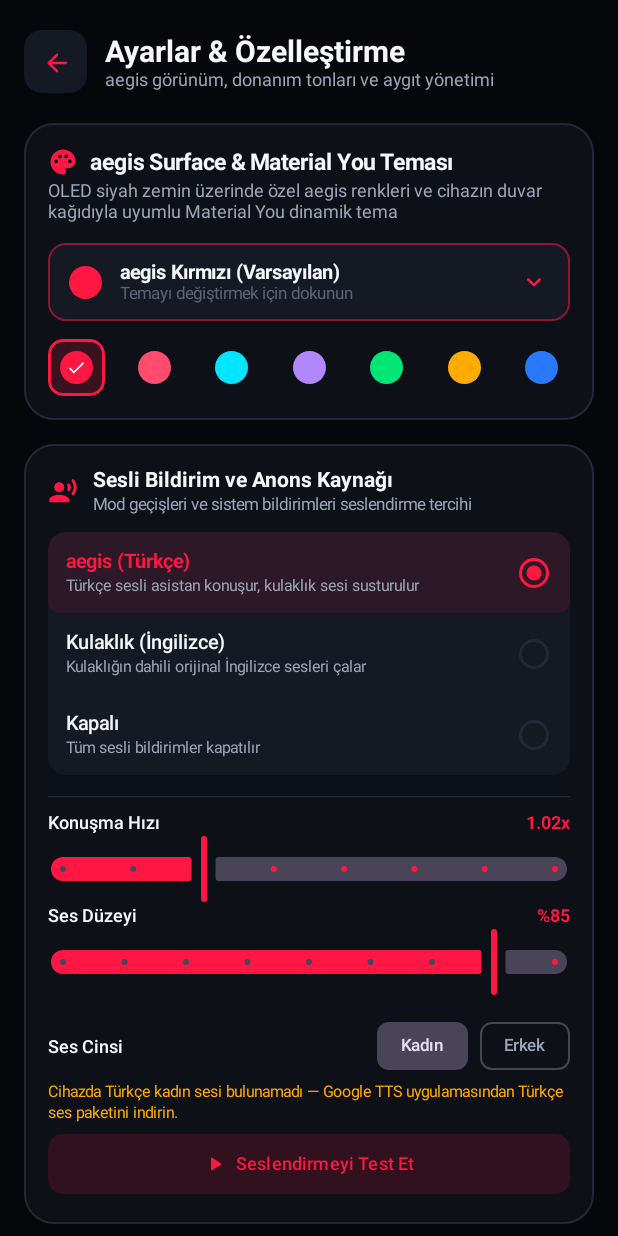
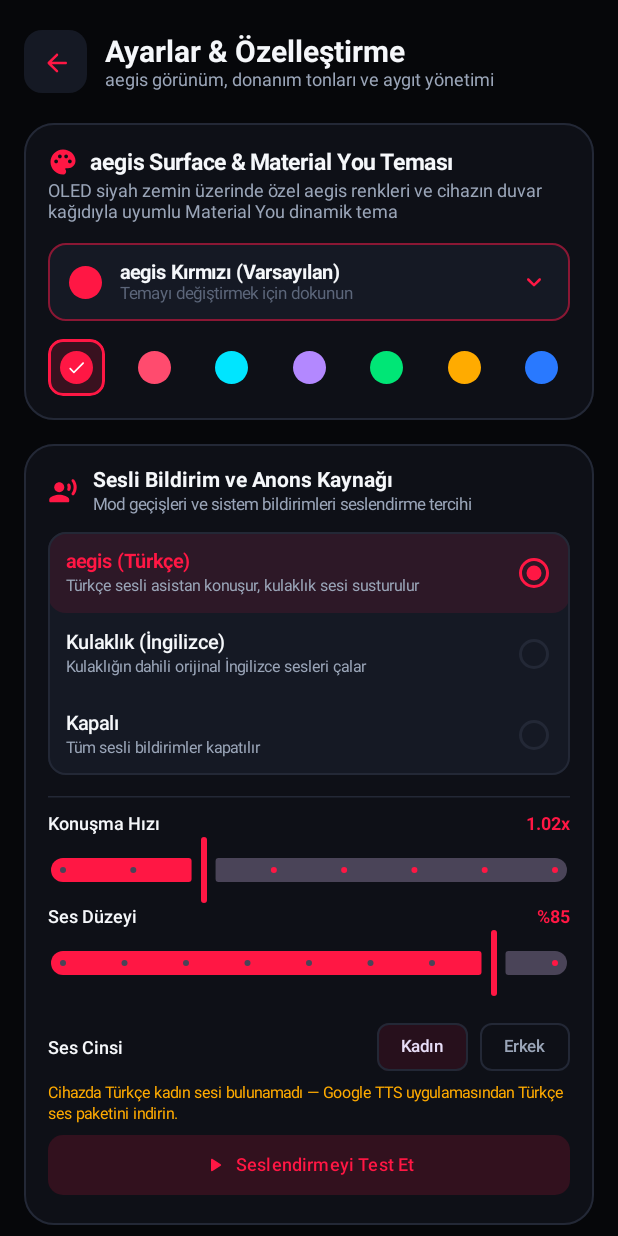
Before and after one commit to MrSpy00/QCYbutMOD, an Android app built with Jetpack Compose: the SettingsScreen screen opened through its navigation route, on a phone screen of 412 x 824 dp. Run offline under Robolectric (Android 15) with nearby library versions, the phone set to English and light mode, and no system bars.

Commit message:
fix: voice source card continuous border, chip outlines, divider thickness

```diff
--- a/app/src/main/java/com/aegissoft/qcybutmod/ui/screens/SettingsScreen.kt
+++ b/app/src/main/java/com/aegissoft/qcybutmod/ui/screens/SettingsScreen.kt
@@ -318,7 +318,8 @@ fun SettingsScreen(
                     Surface(
                         modifier = Modifier.fillMaxWidth(),
                         shape = RoundedCornerShape(12.dp),
-                        color = DarkSurfaceVariant
+                        color = DarkSurfaceVariant,
+                        border = BorderStroke(1.dp, DarkBorder)
                     ) {
                         Column {
                             VoiceSource.entries.forEach { src ->
@@ -326,7 +327,7 @@ fun SettingsScreen(
                                 Row(
                                     modifier = Modifier
                                         .fillMaxWidth()
-                                        .clip(RoundedCornerShape(8.dp))
+                                        .clip(RoundedCornerShape(12.dp))
                                         .background(
                                             if (isSelected) theme.primary.copy(alpha = 0.10f)
                                             else Color.Transparent
@@ -373,7 +374,7 @@ fun SettingsScreen(
                     // Extra TTS Controls when aegis TR is active
                     if (voiceSource == VoiceSource.AEGIS_TR) {
                         Spacer(modifier = Modifier.height(14.dp))
-                        HorizontalDivider(color = DarkBorder, thickness = 0.8.dp)
+                        HorizontalDivider(color = DarkBorder, thickness = 1.dp)
                         Spacer(modifier = Modifier.height(10.dp))
 
                         // Speech Rate
@@ -461,7 +462,12 @@ fun SettingsScreen(
                                         voiceAssistant.applySpeechSettings()
                                         voiceAssistant.testSpeech()
                                     },
-                                    label = { Text("Kadın", fontSize = 11.sp) }
+                                    label = { Text("Kadın", fontSize = 11.sp) },
+                                    colors = FilterChipDefaults.filterChipColors(
+                                        containerColor = Color.Transparent,
+                                        selectedContainerColor = theme.primary.copy(alpha = 0.10f)
+                                    ),
+                                    border = BorderStroke(1.dp, DarkBorder)
                                 )
                                 FilterChip(
                                     selected = gender == "male",
@@ -472,7 +478,12 @@ fun SettingsScreen(
                                         voiceAssistant.applySpeechSettings()
                                         voiceAssistant.testSpeech()
                                     },
-                                    label = { Text("Erkek", fontSize = 11.sp) }
+                                    label = { Text("Erkek", fontSize = 11.sp) },
+                                    colors = FilterChipDefaults.filterChipColors(
+                                        containerColor = Color.Transparent,
+                                        selectedContainerColor = theme.primary.copy(alpha = 0.10f)
+                                    ),
+                                    border = BorderStroke(1.dp, DarkBorder)
                                 )
                             }
                         }
```
Also changed, not shown: 1 other file.
